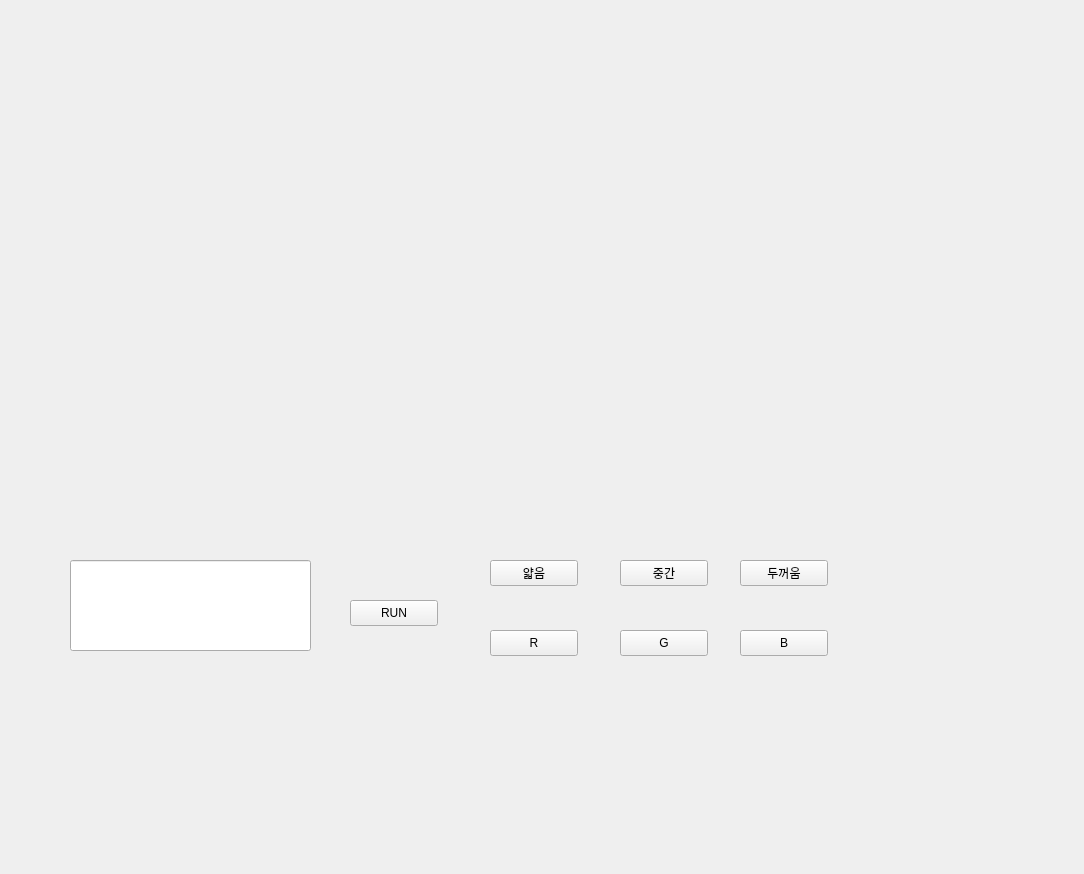
Old version of the form ROS2/Day2/hw2/hhw2_pkg/ui/mainwindow.ui in the repository kdohun42/21th_robit_intern_kimdohun.
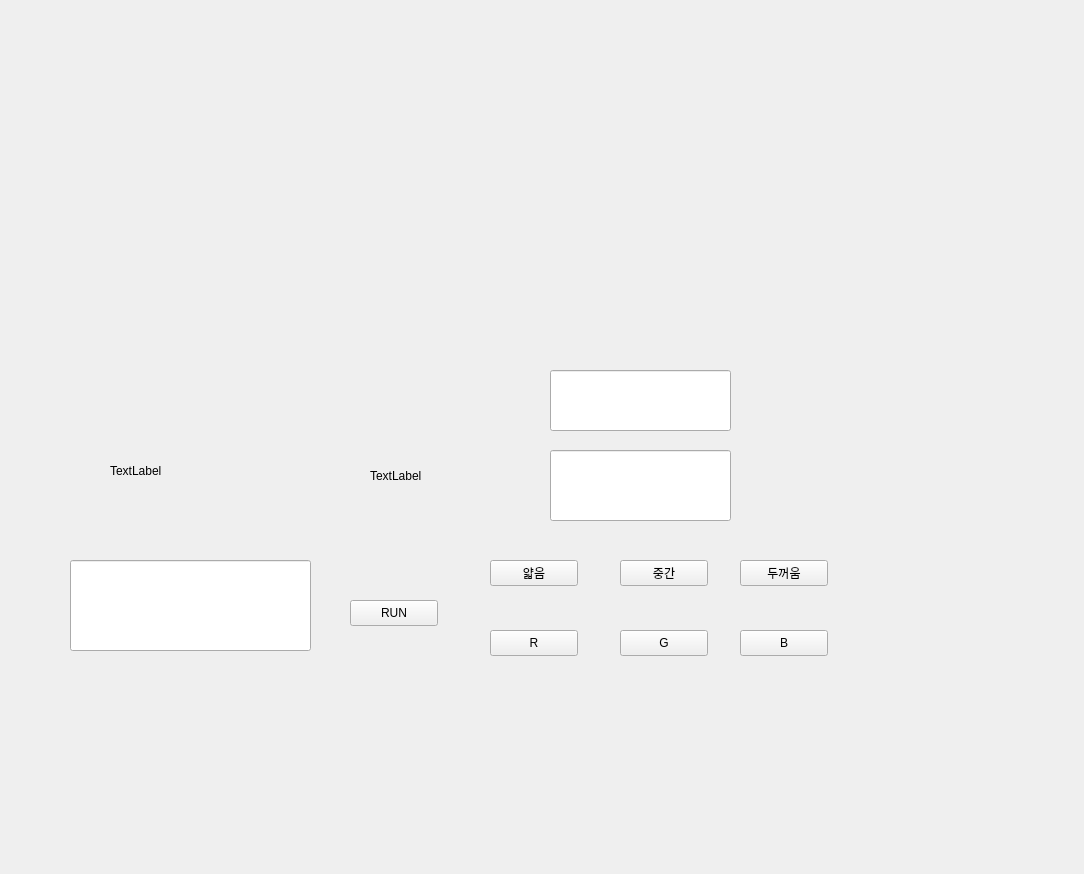
New version of the form. Icons and pictures are not drawn.

Diff of the .ui file:
```diff
--- a/ROS2/Day2/hw2/hhw2_pkg/ui/mainwindow.ui
+++ b/ROS2/Day2/hw2/hhw2_pkg/ui/mainwindow.ui
@@ -122,6 +122,52 @@
      <string>RUN</string>
     </property>
    </widget>
+   <widget class="QLabel" name="labelVelocity">
+    <property name="geometry">
+     <rect>
+      <x>370</x>
+      <y>430</y>
+      <width>231</width>
+      <height>91</height>
+     </rect>
+    </property>
+    <property name="text">
+     <string>TextLabel</string>
+    </property>
+   </widget>
+   <widget class="QLabel" name="labelCmdVel">
+    <property name="geometry">
+     <rect>
+      <x>110</x>
+      <y>420</y>
+      <width>171</width>
+      <height>101</height>
+     </rect>
+    </property>
+    <property name="text">
+     <string>TextLabel</string>
+    </property>
+   </widget>
+   <widget class="QLineEdit" name="lineEdit_2">
+    <property name="geometry">
+     <rect>
+      <x>550</x>
+      <y>370</y>
+      <width>181</width>
+      <height>61</height>
+     </rect>
+    </property>
+   </widget>
+   <widget class="QLineEdit" name="lineEdit_3">
+    <property name="geometry">
+     <rect>
+      <x>550</x>
+      <y>450</y>
+      <width>181</width>
+      <height>71</height>
+     </rect>
+    </property>
+   </widget>
   </widget>
   <action name="action_Quit">
    <property name="text">
```
